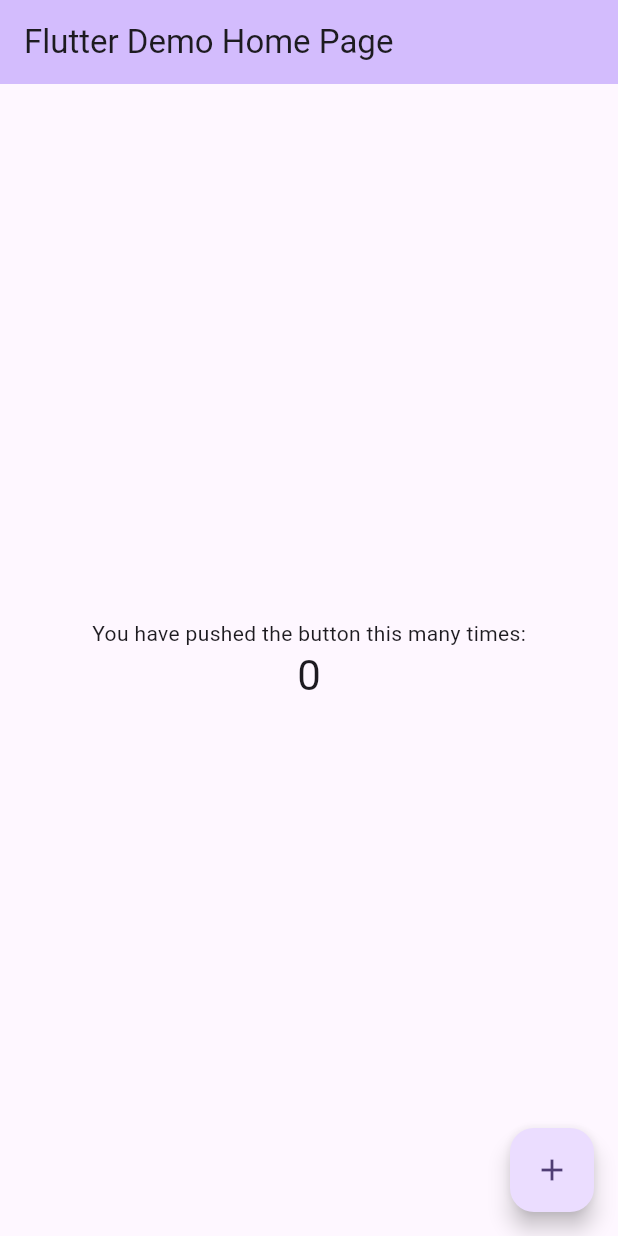
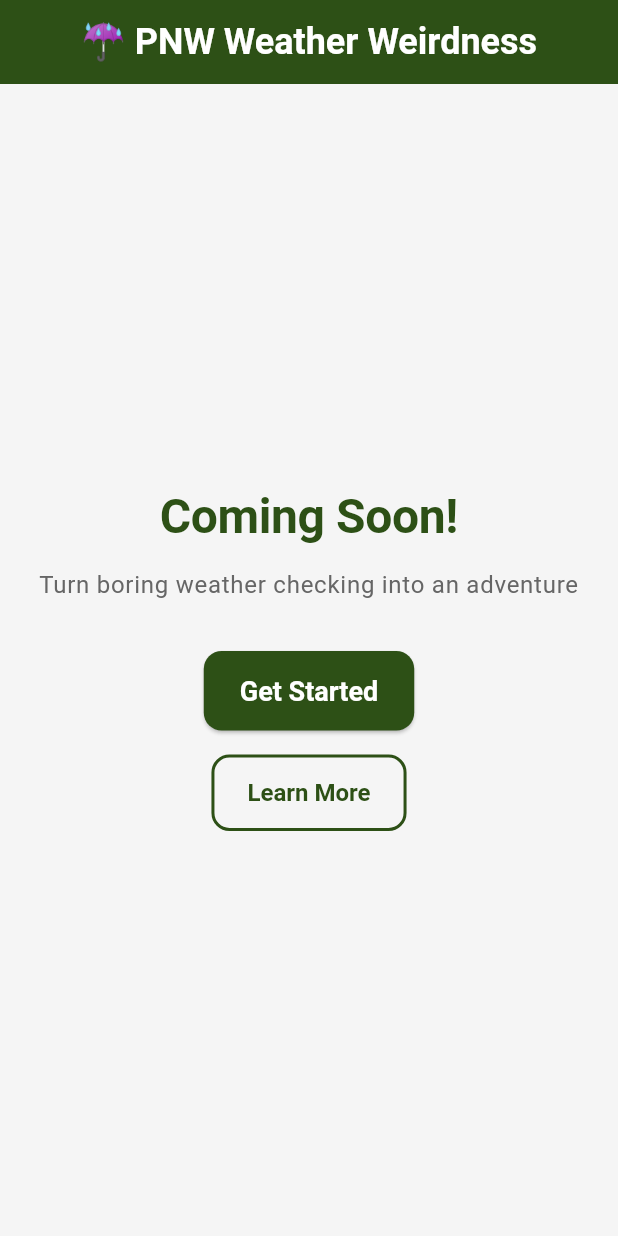
Before and after one commit to FMC-Gatehouse/pnw-weather-weirdness, a Flutter app: the screen it shows after launch, on a phone screen of 412 x 824 dp. Run offline on Flutter 3.47's test engine with Material 3 defaults, Android fonts, the phone set to English and light mode, and no system bars.

Commit message:
feat(theme): implement PNW color palette and design system
- Created AppTheme with PNW green color scheme
- Added typography, button, and card styles
- Created constants for spacing and sizing
- Updated main.dart with themed homepage

```diff
--- a/lib/core/constants.dart
+++ b/lib/core/constants.dart
@@ -0,0 +1,32 @@
+class AppConstants {
+  // App Info
+  static const String appName = 'PNW Weather Weirdness';
+  static const String appVersion = '1.0.0';
+
+  // Spacing
+  static const double spacingXS = 4.0;
+  static const double spacingS = 8.0;
+  static const double spacingM = 16.0;
+  static const double spacingL = 24.0;
+  static const double spacingXL = 32.0;
+
+  // Border Radius
+  static const double radiusS = 8.0;
+  static const double radiusM = 12.0;
+  static const double radiusL = 16.0;
+  static const double radiusXL = 24.0;
+
+  // Icon Sizes
+  static const double iconS = 16.0;
+  static const double iconM = 24.0;
+  static const double iconL = 32.0;
+  static const double iconXL = 48.0;
+
+  // Animation Durations
+  static const Duration animationFast = Duration(milliseconds: 200);
+  static const Duration animationNormal = Duration(milliseconds: 300);
+  static const Duration animationSlow = Duration(milliseconds: 500);
+
+  // Weather API (we'll add this later)
+  static const String weatherApiKey = 'YOUR_API_KEY_HERE';
+}
--- a/lib/core/theme.dart
+++ b/lib/core/theme.dart
@@ -0,0 +1,143 @@
+import 'package:flutter/material.dart';
+
+class AppTheme {
+  // PNW Color Palette
+  static const Color primaryGreen = Color(0xFF2d5016);
+  static const Color darkGreen = Color(0xFF1a3409);
+  static const Color lightGreen = Color(0xFF4caf50);
+  static const Color accentGreen = Color(0xFFe8f5e9);
+
+  static const Color gray = Color(0xFF666666);
+  static const Color lightGray = Color(0xFFf5f5f5);
+  static const Color mediumGray = Color(0xFFe0e0e0);
+
+  static const Color white = Color(0xFFFFFFFF);
+  static const Color black = Color(0xFF000000);
+
+  // Semantic colors
+  static const Color success = Color(0xFF4caf50);
+  static const Color warning = Color(0xFFffc107);
+  static const Color error = Color(0xFFf44336);
+  static const Color info = Color(0xFF2196f3);
+
+  // Light Theme
+  static ThemeData lightTheme = ThemeData(
+    useMaterial3: true,
+    colorScheme: ColorScheme.light(
+      primary: primaryGreen,
+      secondary: lightGreen,
+      surface: white,
+      background: lightGray,
+      error: error,
+    ),
+    scaffoldBackgroundColor: lightGray,
+
+    // AppBar Theme
+    appBarTheme: const AppBarTheme(
+      backgroundColor: primaryGreen,
+      foregroundColor: white,
+      elevation: 0,
+      centerTitle: true,
+      titleTextStyle: TextStyle(
+        fontSize: 24,
+        fontWeight: FontWeight.bold,
+        color: white,
+      ),
+    ),
+
+    // Card Theme
+    cardTheme: CardTheme(
+      elevation: 2,
+      shape: RoundedRectangleBorder(
+        borderRadius: BorderRadius.circular(16),
+      ),
+      color: white,
+    ),
+
+    // Button Themes
+    elevatedButtonTheme: ElevatedButtonThemeData(
+      style: ElevatedButton.styleFrom(
+        backgroundColor: primaryGreen,
+        foregroundColor: white,
+        padding: const EdgeInsets.symmetric(horizontal: 24, vertical: 16),
+        shape: RoundedRectangleBorder(
+          borderRadius: BorderRadius.circular(12),
+        ),
+        textStyle: const TextStyle(
+          fontSize: 18,
+          fontWeight: FontWeight.bold,
+        ),
+      ),
+    ),
+
+    outlinedButtonTheme: OutlinedButtonThemeData(
+      style: OutlinedButton.styleFrom(
+        foregroundColor: primaryGreen,
+        side: const BorderSide(color: primaryGreen, width: 2),
+        padding: const EdgeInsets.symmetric(horizontal: 24, vertical: 16),
+        shape: RoundedRectangleBorder(
+          borderRadius: BorderRadius.circular(12),
+        ),
+        textStyle: const TextStyle(
+          fontSize: 16,
+          fontWeight: FontWeight.bold,
+        ),
+      ),
+    ),
+
+    // Text Theme
+    textTheme: const TextTheme(
+      displayLarge: TextStyle(
+        fontSize: 32,
+        fontWeight: FontWeight.bold,
+        color: primaryGreen,
+      ),
+      displayMedium: TextStyle(
+        fontSize: 28,
+        fontWeight: FontWeight.bold,
+        color: primaryGreen,
+      ),
+      displaySmall: TextStyle(
+        fontSize: 24,
+        fontWeight: FontWeight.bold,
+        color: primaryGreen,
+      ),
+      headlineMedium: TextStyle(
+        fontSize: 20,
+        fontWeight: FontWeight.bold,
+        color: primaryGreen,
+      ),
+      bodyLarge: TextStyle(
+        fontSize: 16,
+        color: gray,
+      ),
+      bodyMedium: TextStyle(
+        fontSize: 14,
+        color: gray,
+      ),
+      labelLarge: TextStyle(
+        fontSize: 14,
+        fontWeight: FontWeight.bold,
+        color: gray,
+      ),
+    ),
+
+    // Input Decoration Theme
+    inputDecorationTheme: InputDecorationTheme(
+      filled: true,
+      fillColor: white,
+      border: OutlineInputBorder(
+        borderRadius: BorderRadius.circular(12),
+        borderSide: const BorderSide(color: mediumGray),
+      ),
+      enabledBorder: OutlineInputBorder(
+        borderRadius: BorderRadius.circular(12),
+        borderSide: const BorderSide(color: mediumGray),
+      ),
+      focusedBorder: OutlineInputBorder(
+        borderRadius: BorderRadius.circular(12),
+        borderSide: const BorderSide(color: primaryGreen, width: 2),
+      ),
+    ),
+  );
+}
--- a/lib/main.dart
+++ b/lib/main.dart
@@ -1,4 +1,5 @@
 import 'package:flutter/material.dart';
+import 'core/theme.dart';
 
 void main() {
   runApp(const MyApp());
@@ -7,115 +8,55 @@ void main() {
 class MyApp extends StatelessWidget {
   const MyApp({super.key});
 
-  // This widget is the root of your application.
   @override
   Widget build(BuildContext context) {
     return MaterialApp(
-      title: 'Flutter Demo',
-      theme: ThemeData(
-        // This is the theme of your application.
-        //
-        // TRY THIS: Try running your application with "flutter run". You'll see
-        // the application has a purple toolbar. Then, without quitting the app,
-        // try changing the seedColor in the colorScheme below to Colors.green
-        // and then invoke "hot reload" (save your changes or press the "hot
-        // reload" button in a Flutter-supported IDE, or press "r" if you used
-        // the command line to start the app).
-        //
-        // Notice that the counter didn't reset back to zero; the application
-        // state is not lost during the reload. To reset the state, use hot
-        // restart instead.
-        //
-        // This works for code too, not just values: Most code changes can be
-        // tested with just a hot reload.
-        colorScheme: .fromSeed(seedColor: Colors.deepPurple),
-      ),
-      home: const MyHomePage(title: 'Flutter Demo Home Page'),
+      title: 'PNW Weather Weirdness',
+      theme: AppTheme.lightTheme,
+      home: const HomePage(),
+      debugShowCheckedModeBanner: false,
     );
   }
 }
 
-class MyHomePage extends StatefulWidget {
-  const MyHomePage({super.key, required this.title});
-
-  // This widget is the home page of your application. It is stateful, meaning
-  // that it has a State object (defined below) that contains fields that affect
-  // how it looks.
-
-  // This class is the configuration for the state. It holds the values (in this
-  // case the title) provided by the parent (in this case the App widget) and
-  // used by the build method of the State. Fields in a Widget subclass are
-  // always marked "final".
-
-  final String title;
-
-  @override
-  State<MyHomePage> createState() => _MyHomePageState();
-}
-
-class _MyHomePageState extends State<MyHomePage> {
-  int _counter = 0;
-
-  void _incrementCounter() {
-    setState(() {
-      // This call to setState tells the Flutter framework that something has
-      // changed in this State, which causes it to rerun the build method below
-      // so that the display can reflect the updated values. If we changed
-      // _counter without calling setState(), then the build method would not be
-      // called again, and so nothing would appear to happen.
-      _counter++;
-    });
-  }
+class HomePage extends StatelessWidget {
+  const HomePage({super.key});
 
   @override
   Widget build(BuildContext context) {
-    // This method is rerun every time setState is called, for instance as done
-    // by the _incrementCounter method above.
-    //
-    // The Flutter framework has been optimized to make rerunning build methods
-    // fast, so that you can just rebuild anything that needs updating rather
-    // than having to individually change instances of widgets.
     return Scaffold(
       appBar: AppBar(
-        // TRY THIS: Try changing the color here to a specific color (to
-        // Colors.amber, perhaps?) and trigger a hot reload to see the AppBar
-        // change color while the other colors stay the same.
-        backgroundColor: Theme.of(context).colorScheme.inversePrimary,
-        // Here we take the value from the MyHomePage object that was created by
-        // the App.build method, and use it to set our appbar title.
-        title: Text(widget.title),
+        title: const Text('☔ PNW Weather Weirdness'),
       ),
       body: Center(
-        // Center is a layout widget. It takes a single child and positions it
-        // in the middle of the parent.
+        child: Padding(
+          padding: const EdgeInsets.all(24.0),
           child: Column(
-          // Column is also a layout widget. It takes a list of children and
-          // arranges them vertically. By default, it sizes itself to fit its
-          // children horizontally, and tries to be as tall as its parent.
-          //
-          // Column has various properties to control how it sizes itself and
-          // how it positions its children. Here we use mainAxisAlignment to
-          // center the children vertically; the main axis here is the vertical
-          // axis because Columns are vertical (the cross axis would be
-          // horizontal).
-          //
-          // TRY THIS: Invoke "debug painting" (choose the "Toggle Debug Paint"
-          // action in the IDE, or press "p" in the console), to see the
-          // wireframe for each widget.
-          mainAxisAlignment: .center,
+            mainAxisAlignment: MainAxisAlignment.center,
             children: [
-            const Text('You have pushed the button this many times:'),
               Text(
-              '$_counter',
-              style: Theme.of(context).textTheme.headlineMedium,
+                'Coming Soon!',
+                style: Theme.of(context).textTheme.displayLarge,
+              ),
+              const SizedBox(height: 16),
+              Text(
+                'Turn boring weather checking into an adventure',
+                style: Theme.of(context).textTheme.bodyLarge,
+                textAlign: TextAlign.center,
+              ),
+              const SizedBox(height: 32),
+              ElevatedButton(
+                onPressed: () {},
+                child: const Text('Get Started'),
+              ),
+              const SizedBox(height: 16),
+              OutlinedButton(
+                onPressed: () {},
+                child: const Text('Learn More'),
               ),
             ],
           ),
         ),
-      floatingActionButton: FloatingActionButton(
-        onPressed: _incrementCounter,
-        tooltip: 'Increment',
-        child: const Icon(Icons.add),
       ),
     );
   }
```
Also changed, not shown: 2 other files. Lines whose indentation alone changed are shown as unchanged.
